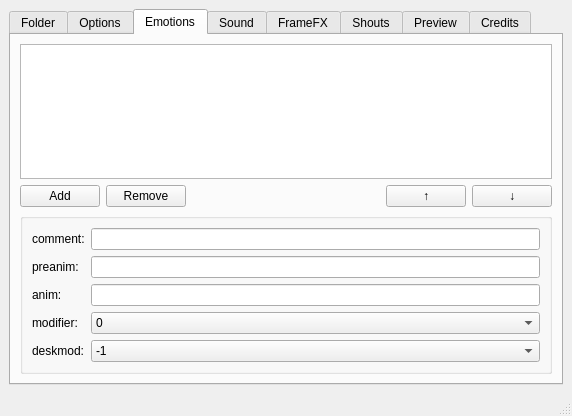
First picture: the form in ressources/ui/ao2charmaker.ui, repository Salanto/AO2-CharIniMaker, before the edit.
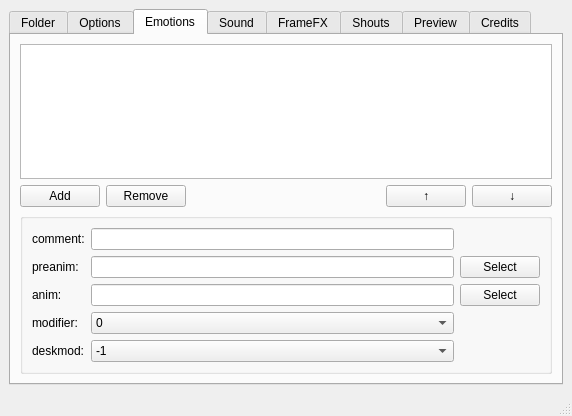
Second picture: the form after the edit. The open tabs and pages were chosen to show the change.

Commit message:
Add file selection dialog
Too lazy to do it proper for now.

```diff
--- a/ressources/ui/ao2charmaker.ui
+++ b/ressources/ui/ao2charmaker.ui
@@ -482,7 +482,7 @@
             <property name="checkable">
              <bool>false</bool>
             </property>
-            <layout class="QFormLayout" name="formLayout_2">
+            <layout class="QGridLayout" name="gridLayout_7">
              <item row="0" column="0">
               <widget class="QLabel" name="emote_comment_lbl">
                <property name="text">
@@ -490,9 +490,6 @@
                </property>
               </widget>
              </item>
-             <item row="0" column="1">
-              <widget class="QLineEdit" name="emote_comment_lineedit"/>
-             </item>
              <item row="1" column="0">
               <widget class="QLabel" name="emote_preanim_lbl">
                <property name="text">
@@ -500,8 +497,29 @@
                </property>
               </widget>
              </item>
-             <item row="1" column="1">
-              <widget class="QLineEdit" name="emote_preanim_lineedit"/>
+             <item row="3" column="1">
+              <widget class="QComboBox" name="emote_modifier_combobox">
+               <item>
+                <property name="text">
+                 <string>0</string>
+                </property>
+               </item>
+               <item>
+                <property name="text">
+                 <string>1</string>
+                </property>
+               </item>
+               <item>
+                <property name="text">
+                 <string>5</string>
+                </property>
+               </item>
+               <item>
+                <property name="text">
+                 <string>6</string>
+                </property>
+               </item>
+              </widget>
              </item>
              <item row="2" column="0">
               <widget class="QLabel" name="emote_anim_lbl">
@@ -510,6 +528,16 @@
                </property>
               </widget>
              </item>
+             <item row="4" column="0">
+              <widget class="QLabel" name="emote_deskmod_lbl">
+               <property name="text">
+                <string>deskmod:</string>
+               </property>
+              </widget>
+             </item>
+             <item row="1" column="1">
+              <widget class="QLineEdit" name="emote_preanim_lineedit"/>
+             </item>
              <item row="2" column="1">
               <widget class="QLineEdit" name="emote_anim_lineedit"/>
              </item>
@@ -520,37 +548,6 @@
                </property>
               </widget>
              </item>
-             <item row="3" column="1">
-              <widget class="QComboBox" name="emote_modifier_combobox">
-               <item>
-                <property name="text">
-                 <string>0</string>
-                </property>
-               </item>
-               <item>
-                <property name="text">
-                 <string>1</string>
-                </property>
-               </item>
-               <item>
-                <property name="text">
-                 <string>5</string>
-                </property>
-               </item>
-               <item>
-                <property name="text">
-                 <string>6</string>
-                </property>
-               </item>
-              </widget>
-             </item>
-             <item row="4" column="0">
-              <widget class="QLabel" name="emote_deskmod_lbl">
-               <property name="text">
-                <string>deskmod:</string>
-               </property>
-              </widget>
-             </item>
              <item row="4" column="1">
               <widget class="QComboBox" name="emote_deskmod_combobox">
                <item>
@@ -590,6 +587,23 @@
                </item>
               </widget>
              </item>
+             <item row="0" column="1">
+              <widget class="QLineEdit" name="emote_comment_lineedit"/>
+             </item>
+             <item row="1" column="2">
+              <widget class="QPushButton" name="emote_preanim_select_button">
+               <property name="text">
+                <string>Select</string>
+               </property>
+              </widget>
+             </item>
+             <item row="2" column="2">
+              <widget class="QPushButton" name="emote_anim_select_button">
+               <property name="text">
+                <string>Select</string>
+               </property>
+              </widget>
+             </item>
             </layout>
            </widget>
           </item>
```
Left out of the diff: 2 changed lines with no effect on the pictures. The commit also changes 1 other file.
